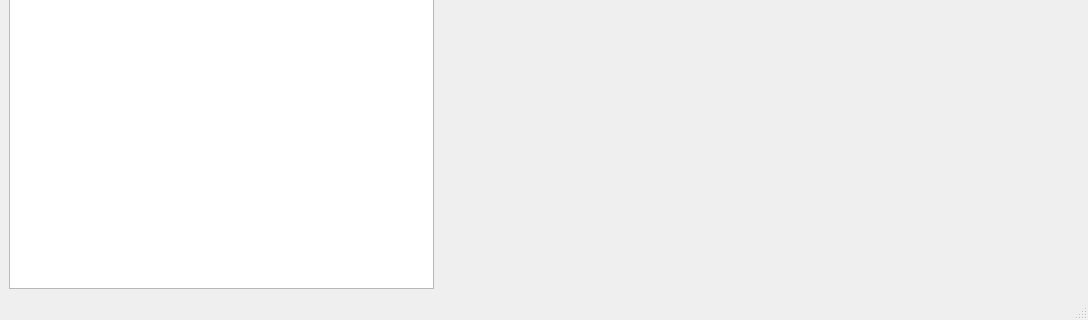
geroineee/Graph_QT, file mainwindow.ui: the form before one commit; both pictures show x 0 to 1088 and y 336 to 656 of the 1088 by 656 pixel window.
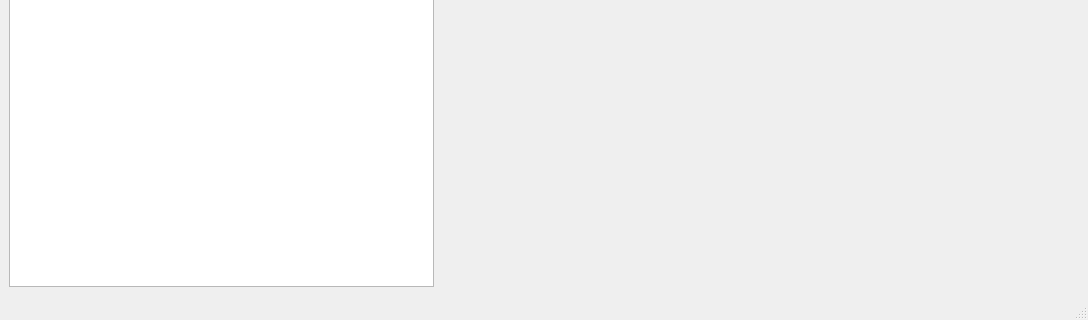
The form after the commit. Custom widgets are drawn as their Qt base class.

```diff
--- a/mainwindow.ui
+++ b/mainwindow.ui
@@ -19,7 +19,7 @@
   <widget class="QWidget" name="centralwidget">
    <layout class="QGridLayout" name="gridLayout_2">
     <item row="0" column="0">
-     <layout class="QGridLayout" name="gridLayout" columnstretch="40,60,0">
+     <layout class="QGridLayout" name="gridLayout" columnstretch="40,60">
       <property name="bottomMargin">
        <number>0</number>
       </property>
@@ -192,7 +192,13 @@
     </rect>
    </property>
   </widget>
-  <widget class="QStatusBar" name="statusbar"/>
+  <widget class="QStatusBar" name="statusbar">
+   <property name="font">
+    <font>
+     <pointsize>12</pointsize>
+    </font>
+   </property>
+  </widget>
  </widget>
  <customwidgets>
   <customwidget>
```
